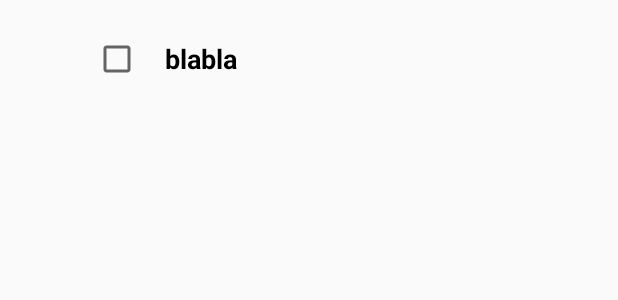
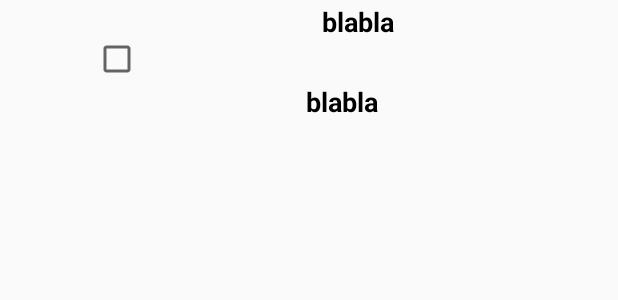
Before and after one commit to jianupetrut/quizapptw, an Android app: the layout question_listview_item.xml on its own in the app's theme, with its tools: preview values and no code run, on a phone screen of 412 x 824 dp. Shown: the top 300 px of the screen. Run offline under Robolectric (Android 15) with nearby library versions, the phone set to English and light mode, and no system bars.

Commit message:
added questions adapter to teacher create test activity

```diff
--- a/QuizApplication/app/src/main/res/layout/question_listview_item.xml
+++ b/QuizApplication/app/src/main/res/layout/question_listview_item.xml
@@ -1,31 +1,46 @@
 <?xml version="1.0" encoding="utf-8"?>
-<RelativeLayout
-    xmlns:android="http://schemas.android.com/apk/res/android"
+<GridLayout xmlns:android="http://schemas.android.com/apk/res/android"
     xmlns:tools="http://schemas.android.com/tools"
     android:layout_width="match_parent"
-    android:layout_height="match_parent">
+    android:layout_height="match_parent"
+    android:gravity="start">
 
     <CheckBox
         android:id="@+id/liCheckBox"
+        android:layout_row="0"
+        android:layout_column="0"
         android:layout_width="wrap_content"
         android:layout_height="wrap_content"
-        android:layout_alignParentStart="true"
-        android:layout_alignParentTop="true"
         android:layout_marginStart="62dp"
-        android:layout_marginTop="23dp" />
+        android:layout_marginTop="23dp"/>
 
     <TextView
         android:id="@+id/liQuestionNo"
+        android:layout_width="69dp"
+        android:layout_height="wrap_content"
+        android:layout_row="0"
+        android:layout_column="1"
+        android:layout_marginStart="110dp"
+        android:layout_marginEnd="226dp"
+        android:layout_marginBottom="4dp"
+        android:text="blabla"
+        android:textAlignment="center"
+        android:textColor="@android:color/background_dark"
+        android:textSize="18sp"
+        android:textStyle="bold" />
+
+    <TextView
+        android:id="@+id/liQuestionContent"
         android:layout_width="wrap_content"
         android:layout_height="wrap_content"
-        android:layout_alignBottom="@+id/liCheckBox"
-        android:layout_alignParentStart="true"
-        android:layout_alignParentEnd="true"
         android:layout_marginStart="110dp"
         android:layout_marginEnd="226dp"
         android:layout_marginBottom="4dp"
         android:text="blabla"
         android:textColor="@android:color/background_dark"
         android:textSize="18sp"
-        android:textStyle="bold" />
-</RelativeLayout>
+        android:textStyle="bold"
+        android:layout_row="1"
+        android:layout_column="1"
+    />
+</GridLayout>
--- a/QuizApplication/app/src/main/res/values/strings.xml
+++ b/QuizApplication/app/src/main/res/values/strings.xml
@@ -64,6 +64,7 @@
     <string name="answer_3">Answer 3</string>
     <string name="save_question">Save Question</string>
     <string name="google_maps">Find us on Google Maps</string>
+    <string name="questionNo">Question No. </string>
 
     <!-- TODO: Remove or change this placeholder text -->
     <string name="hello_blank_fragment">Hello blank fragment</string>
```
Also changed, not shown: QuizApplication/app/src/main/java/ro/ase/codinquiz/quizapplication/Main/Teacher/Adapters/QuestionsAdapter.java (added, +41 -0 lines), QuizApplication/app/src/main/java/ro/ase/codinquiz/quizapplication/Main/Teacher/TeacherCreateTest.java (+7 -2 lines).
